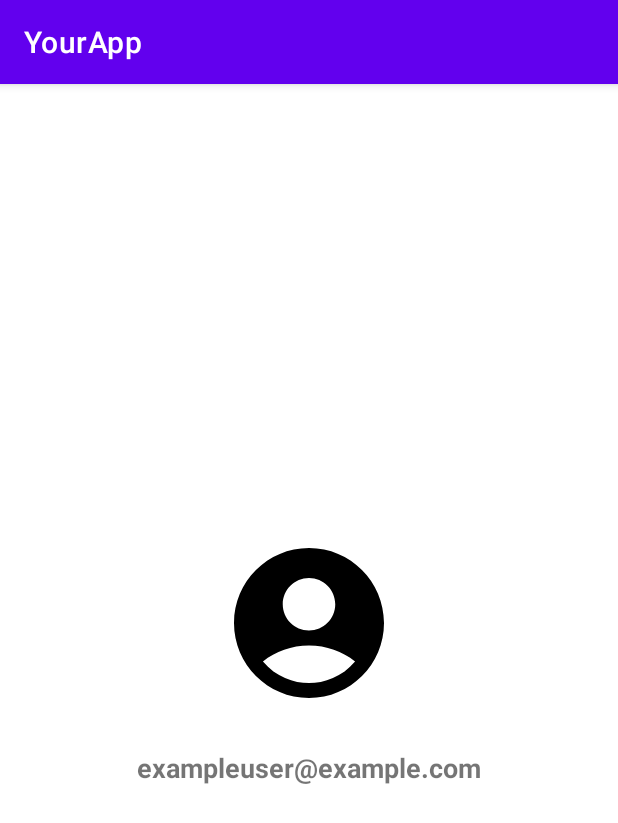
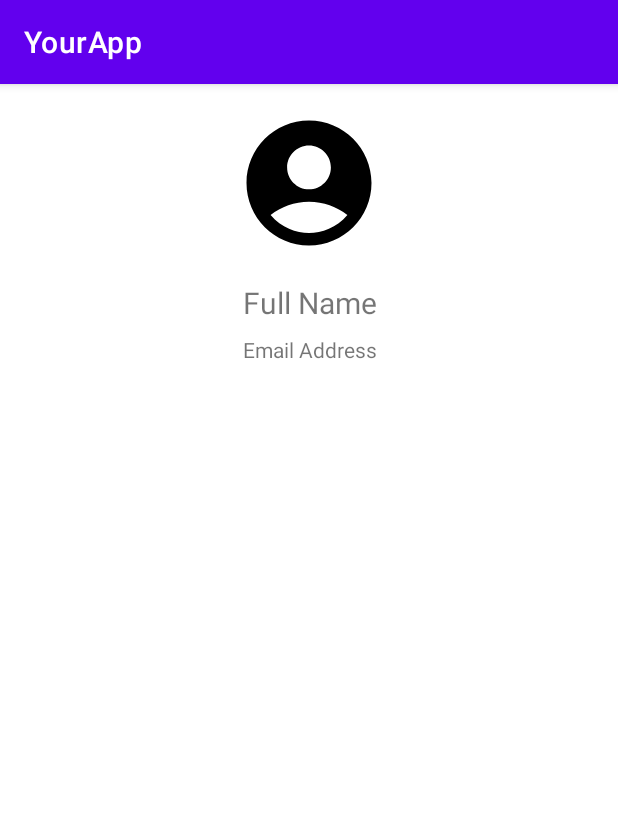
Before and after one commit to Radu214/MegaScan, an Android app: the ProfileActivity screen opened directly, with no data from a screen before it, on a phone screen of 412 x 824 dp. Shown: the top 823 px of the screen. Run offline under Robolectric (Android 15) with nearby library versions, the phone set to English and light mode, and no system bars.

Commit message:
dynamic profile

```diff
--- a/app/src/main/java/com/example/megascan/ui/LoginActivity.java
+++ b/app/src/main/java/com/example/megascan/ui/LoginActivity.java
@@ -2,6 +2,7 @@ package com.example.megascan.ui;
 
 import androidx.appcompat.app.AppCompatActivity;
 
+import android.content.SharedPreferences;
 import android.os.Bundle;
 import android.text.TextUtils;
 import android.widget.Button;
@@ -89,6 +90,11 @@ public class LoginActivity extends AppCompatActivity {
                         runOnUiThread(() -> {
                             Toast.makeText(LoginActivity.this, "Welcome " + firstName + " " + lastName + "!", Toast.LENGTH_LONG).show();
                             // Proceed to your next activity after login
+                            SharedPreferences sharedPreferences = getSharedPreferences("UserPrefs", MODE_PRIVATE);
+                            SharedPreferences.Editor editor = sharedPreferences.edit();
+                            editor.putString("USER_EMAIL", email); // Save the user's email
+                            editor.apply();
+
                             Intent intent = new Intent(LoginActivity.this, ScanBarcodeActivity.class);
                             startActivity(intent);
                             finish();
--- a/app/src/main/res/layout/activity_profile.xml
+++ b/app/src/main/res/layout/activity_profile.xml
@@ -1,27 +1,32 @@
-<?xml version="1.0" encoding="utf-8"?>
 <LinearLayout
     xmlns:android="http://schemas.android.com/apk/res/android"
-    android:orientation="vertical"
     android:layout_width="match_parent"
     android:layout_height="match_parent"
-    android:gravity="center"
-    android:padding="24dp">
+    android:orientation="vertical"
+    android:padding="16dp">
 
     <ImageView
         android:id="@+id/image_profile_picture"
-        android:layout_width="120dp"
-        android:layout_height="120dp"
-        android:src="@drawable/baseline_account_circle_24"
-        android:contentDescription="@string/profile_picture_desc"
-        android:scaleType="centerCrop"
-        android:layout_marginBottom="24dp"/>
+        android:layout_width="100dp"
+        android:layout_height="100dp"
+        android:layout_gravity="center"
+        android:src="@drawable/baseline_account_circle_24" />
+
+    <TextView
+        android:id="@+id/text_full_name"
+        android:layout_width="match_parent"
+        android:layout_height="wrap_content"
+        android:layout_marginTop="16dp"
+        android:text="Full Name"
+        android:textSize="20sp"
+        android:gravity="center" />
 
     <TextView
         android:id="@+id/text_email"
-        android:layout_width="wrap_content"
+        android:layout_width="match_parent"
         android:layout_height="wrap_content"
-        android:text="exampleuser@example.com"
-        android:textSize="18sp"
-        android:textStyle="bold" />
+        android:layout_marginTop="8dp"
+        android:text="Email Address"
+        android:gravity="center" />
 
 </LinearLayout>
```
Also changed, not shown: app/src/main/java/com/example/megascan/ui/ProfileActivity.java (+78 -3 lines).
